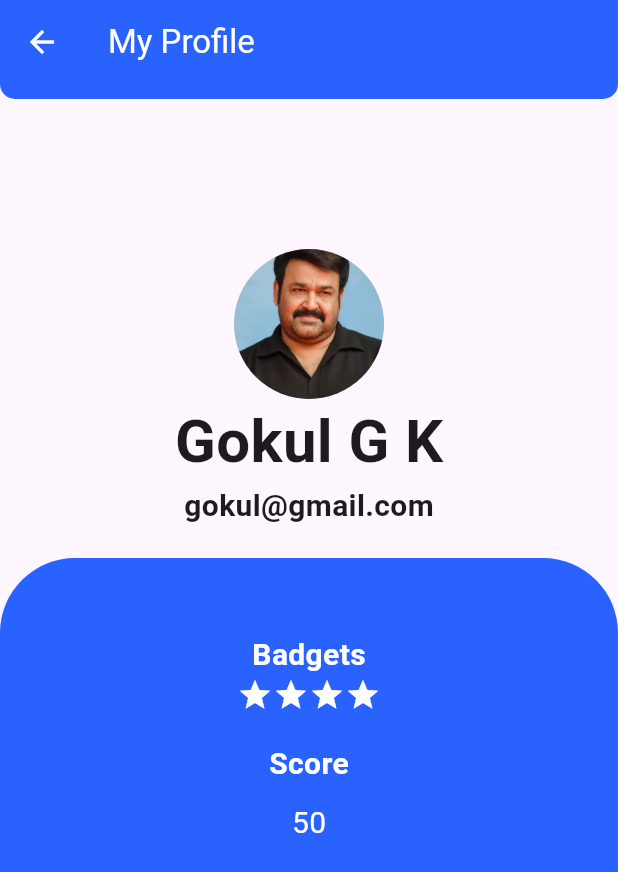
After one commit to Binary-Boys/hack-a-addict, a Flutter app: the Profilescreen screen opened by its route, on a phone screen of 412 x 824 dp. The commit adds this screen. Shown: the top 872 px of the screen. Run offline on Flutter 3.47's test engine with Material 3 defaults, Android fonts, the phone set to English and light mode, and no system bars; our stand-ins replace cloud_firestore, firebase_auth, firebase_core, firebase_storage, image_picker; missing offline and left inert: dart:ffi; accounts and stored records are empty.

Commit message:
user profile added, reporting and report monitring page added

```diff
--- a/lib/main.dart
+++ b/lib/main.dart
@@ -6,6 +6,7 @@ import 'package:hackaddict/pages/events_module/events_screen.dart';
 import 'package:hackaddict/pages/homescreen/userhomescreen.dart';
 import 'package:hackaddict/pages/login/welcomescreen.dart';
 import 'package:hackaddict/pages/notification/notification_screen.dart';
+import 'package:hackaddict/pages/proflle_screen/profileScreen.dart';
 import 'package:hackaddict/pages/progress_tracker/progress_screen.dart';
 import 'package:hackaddict/pages/report_screen/report_received.dart';
 import 'package:hackaddict/pages/report_screen/reportscreen.dart';
@@ -33,9 +34,9 @@ class MyApp extends StatelessWidget {
       ),
       initialRoute: '/home',
       routes: {
-        //'/profile': (context) => const ProfileScreen(),
+        '/profile': (context) => const Profilescreen(),
         '/report': (context) => const ReportScreen(),
-        '/view-report': (context) => ReportsListScreen(),
+        '/viewreport': (context) => ReportsListScreen(),
         '/events': (context) => const EventsScreen(),
         '/saved': (context) => const SavedPostsScreen(),
         '/notification': (context) => const NotificationScreen(),
--- /dev/null
+++ b/lib/pages/proflle_screen/profileScreen.dart
@@ -0,0 +1,118 @@
+import 'package:flutter/material.dart';
+
+class Profilescreen extends StatelessWidget {
+  const Profilescreen({super.key});
+
+  @override
+  Widget build(BuildContext context) {
+    return Scaffold(
+      appBar: AppBar(
+        title: Text(
+          "My Profile",
+          style: TextStyle(color: Colors.white),
+        ),
+        foregroundColor: Colors.white,
+        backgroundColor: Color(0xFF2962FF),
+      ),
+      body: SafeArea(
+          child: Container(
+              width: double.infinity,
+              child: Column(
+                // mainAxisAlignment: MainAxisAlignment.center,
+                crossAxisAlignment: CrossAxisAlignment.center,
+                children: [
+                  Container(
+                    height: 10,
+                    decoration: BoxDecoration(
+                      color: Color(0xFF2962FF),
+                      borderRadius: BorderRadius.only(
+                          bottomRight: Radius.circular(50),
+                          bottomLeft: Radius.circular(50)),
+                    ),
+                  ),
+                  SizedBox(height: 100),
+                  CircleAvatar(
+                    backgroundImage: AssetImage('assets/images/profile.png'),
+                    radius: 50,
+                  ),
+                  Text(
+                    "Gokul G K",
+                    style: TextStyle(fontWeight: FontWeight.bold, fontSize: 40),
+                  ),
+                  Text(
+                    "gokul@gmail.com",
+                    style: TextStyle(fontWeight: FontWeight.bold, fontSize: 20),
+                  ),
+                  SizedBox(
+                    height: 20,
+                  ),
+                  Expanded(
+                    child: Container(
+                      transformAlignment: AlignmentDirectional.bottomCenter,
+                      height: 450,
+                      decoration: BoxDecoration(
+                        color: Color(0xFF2962FF),
+                        borderRadius: BorderRadius.only(
+                            topLeft: Radius.circular(50),
+                            topRight: Radius.circular(50)),
+                      ),
+                      child: Column(
+                        crossAxisAlignment: CrossAxisAlignment.center,
+                        children: [
+                          SizedBox(
+                            height: 50,
+                          ),
+                          Text(
+                            "Badgets",
+                            style: TextStyle(
+                                fontWeight: FontWeight.bold,
+                                fontSize: 20,
+                                color: Colors.white),
+                          ),
+                          Row(
+                            mainAxisAlignment: MainAxisAlignment.center,
+                            children: [
+                              Icon(
+                                Icons.star,
+                                color: Colors.white,
+                              ),
+                              Icon(
+                                Icons.star,
+                                color: Colors.white,
+                              ),
+                              Icon(
+                                Icons.star,
+                                color: Colors.white,
+                              ),
+                              Icon(
+                                Icons.star,
+                                color: Colors.white,
+                              ),
+                            ],
+                          ),
+                          SizedBox(
+                            height: 20,
+                          ),
+                          Text(
+                            "Score",
+                            style: TextStyle(
+                                fontWeight: FontWeight.bold,
+                                fontSize: 20,
+                                color: Colors.white),
+                          ),
+                          SizedBox(
+                            height: 10,
+                          ),
+                          Text(
+                            "50",
+                            style: TextStyle(fontSize: 20, color: Colors.white),
+                          ),
+                        ],
+                      ),
+                    ),
+                  )
+                ],
+              ))),
+    );
+  }
+}
```
Also changed, not shown: lib/pages/components/report_menu.dart (added, +79 -0 lines), lib/pages/homescreen/userhomescreen.dart (+3 -4 lines).
